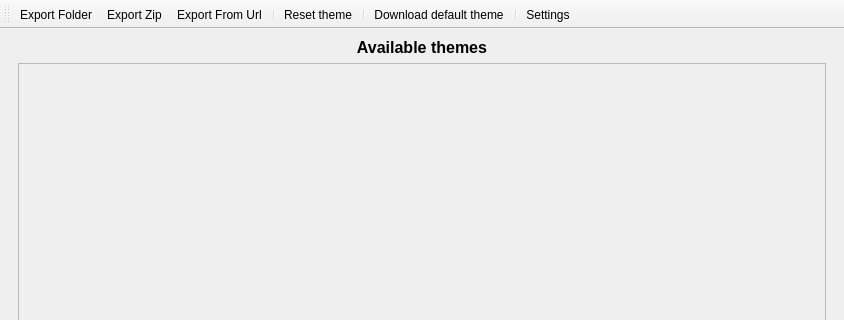
First picture: the form in ui/mainwindow.ui, repository DrLutzi/wakfu-theme-manager, before the edit; both pictures show x 0 to 844 and y 0 to 320 of the 844 by 600 pixel window.
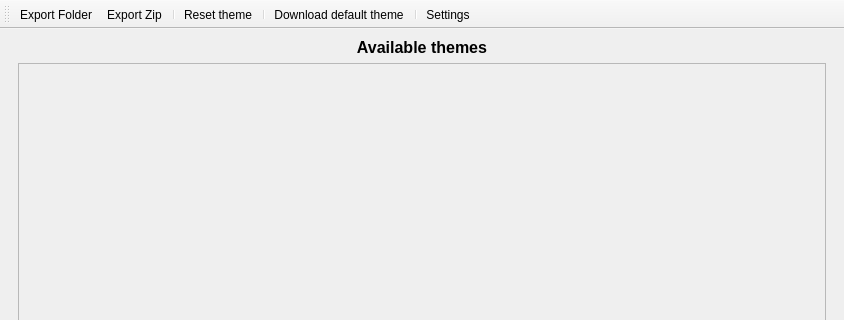
Second picture: the form after the edit. Icons and pictures are not drawn.

Commit message: Fixed and made more robust the default theme download.

Diff of the .ui file:
```diff
--- a/ui/mainwindow.ui
+++ b/ui/mainwindow.ui
@@ -96,7 +96,6 @@
    </attribute>
    <addaction name="actionOpen"/>
    <addaction name="actionOpen_Zip"/>
-   <addaction name="actionImport_From_Url"/>
    <addaction name="separator"/>
    <addaction name="actionReset"/>
    <addaction name="separator"/>
```
The commit also changes 2 other files.
